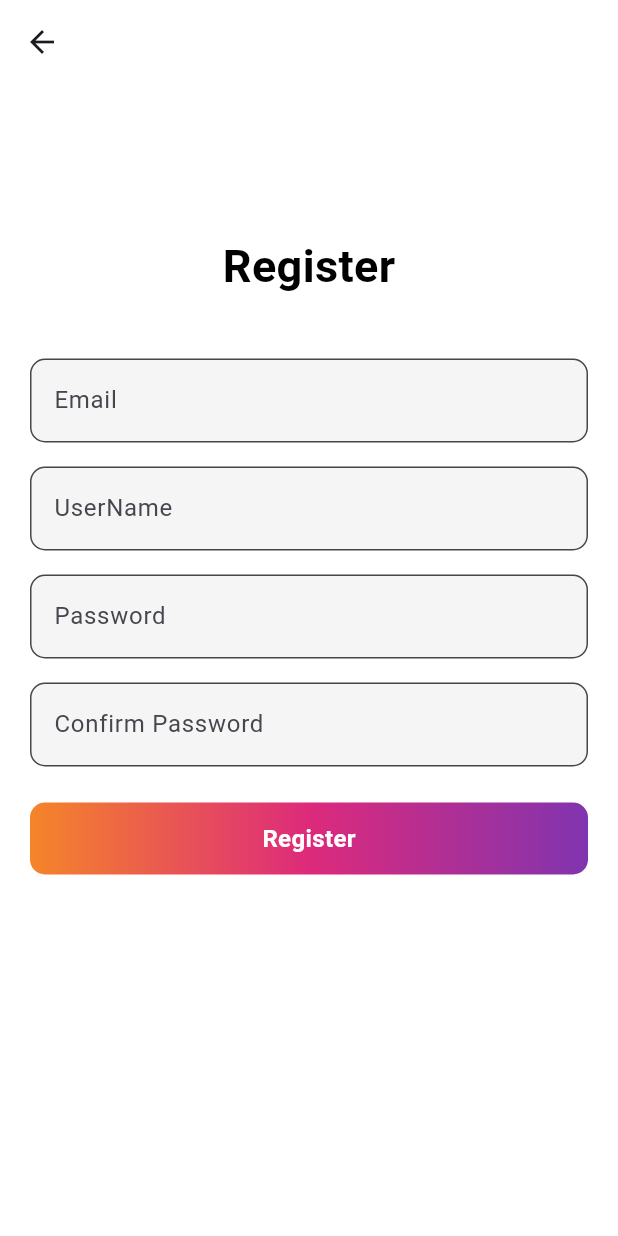
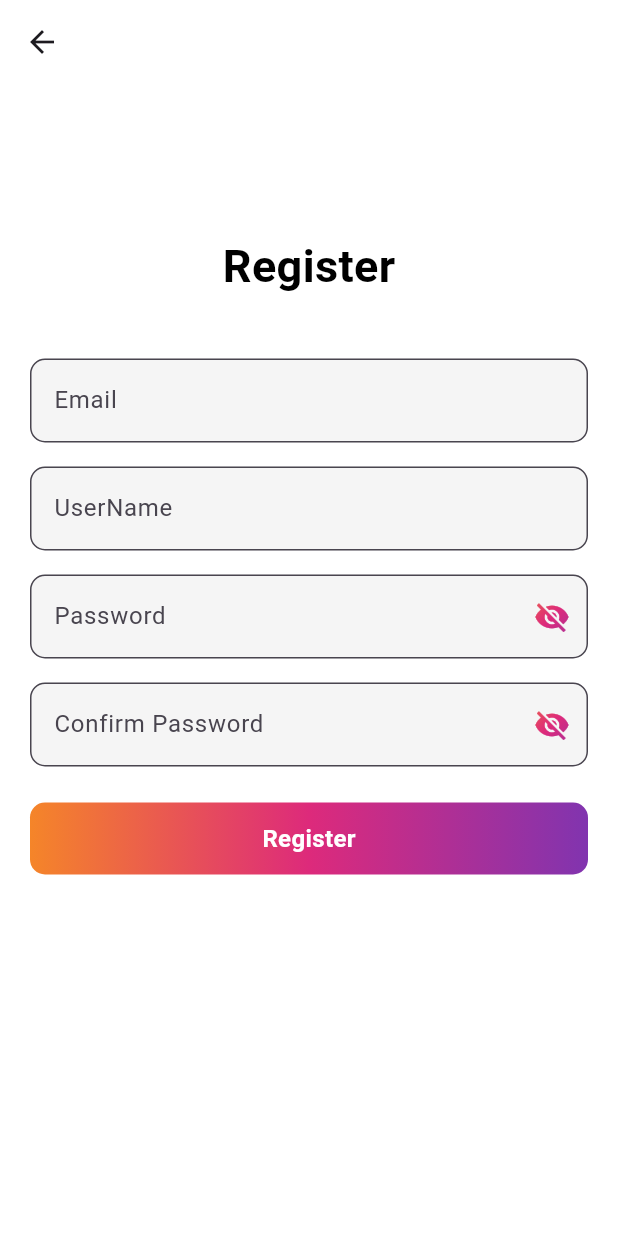
Before and after one commit to Shobika4073/flutter_project, a Flutter app: the screen it shows after launch, after a tap on "Register", on a phone screen of 412 x 824 dp. Run offline on Flutter 3.47's test engine with Material 3 defaults, Android fonts, the phone set to English and light mode, and no system bars; our stand-ins replace shared_preferences, sqflite; accounts and stored records are empty; Roboto replaces fonts that are missing (Billabong).

Commit message:
changes1

```diff
--- a/lib/view/login_view.dart
+++ b/lib/view/login_view.dart
@@ -15,6 +15,7 @@ class _LoginPageState extends State<LoginPage> with TickerProviderStateMixin {
   late AnimationController _slideController;
   late Animation<double> _fadeAnimation;
   late Animation<Offset> _slideAnimation;
+  bool _isPasswordVisible = false;
 
   @override
   void initState() {
@@ -65,12 +66,13 @@ class _LoginPageState extends State<LoginPage> with TickerProviderStateMixin {
       SharedPreferences prefs = await SharedPreferences.getInstance();
       await prefs.setBool('isLoggedIn', true);
       await prefs.setString('userEmail', vm.emailController.text);
-      String email = prefs.getString('userEmail') ?? '';
-      ScaffoldMessenger.of(context).showSnackBar(SnackBar(content: Text("Login successful")));
-      Navigator.pushReplacement(context, MaterialPageRoute(builder: (_) => DashboardView()));
-
+      ScaffoldMessenger.of(context)
+          .showSnackBar(SnackBar(content: Text("Login successful")));
+      Navigator.pushReplacement(
+          context, MaterialPageRoute(builder: (_) => DashboardView()));
     } else {
-      ScaffoldMessenger.of(context).showSnackBar(SnackBar(content: Text("Invalid credentials")));
+      ScaffoldMessenger.of(context)
+          .showSnackBar(SnackBar(content: Text("Invalid credentials")));
     }
   }
 
@@ -93,32 +95,61 @@ class _LoginPageState extends State<LoginPage> with TickerProviderStateMixin {
                   Image.asset("lib/assets/insta_logo.png"),
                   Image.asset("lib/assets/in_logo.jpg", height: 80),
                   const SizedBox(height: 20),
-
                   TextField(
                     controller: vm.emailController,
                     decoration: InputDecoration(
                       hintText: 'Email',
                       filled: true,
                       fillColor: Colors.grey[100],
-                      contentPadding: EdgeInsets.symmetric(vertical: 16, horizontal: 12),
-                      border: OutlineInputBorder(borderRadius: BorderRadius.circular(10)),
+                      contentPadding:
+                      EdgeInsets.symmetric(vertical: 16, horizontal: 12),
+                      border: OutlineInputBorder(
+                        borderRadius: BorderRadius.circular(10),
+                      ),
                     ),
                   ),
                   const SizedBox(height: 16),
-
                   TextField(
                     controller: vm.passwordController,
-                    obscureText: true,
+                    obscureText: !_isPasswordVisible,
                     decoration: InputDecoration(
                       hintText: 'Password',
                       filled: true,
                       fillColor: Colors.grey[100],
-                      contentPadding: EdgeInsets.symmetric(vertical: 16, horizontal: 12),
-                      border: OutlineInputBorder(borderRadius: BorderRadius.circular(10)),
+                      contentPadding:
+                      EdgeInsets.symmetric(vertical: 16, horizontal: 12),
+                      border: OutlineInputBorder(
+                        borderRadius: BorderRadius.circular(10),
+                      ),
+                      suffixIcon: GestureDetector(
+                        onTap: () {
+                          setState(() {
+                            _isPasswordVisible = !_isPasswordVisible;
+                          });
+                        },
+                        child: ShaderMask(
+                          shaderCallback: (Rect bounds) {
+                            return const LinearGradient(
+                              colors: [
+                                Color(0xFFF58529),
+                                Color(0xFFDD2A7B),
+                                Color(0xFF8134AF),
+                              ],
+                              begin: Alignment.topLeft,
+                              end: Alignment.bottomRight,
+                            ).createShader(bounds);
+                          },
+                          child: Icon(
+                            _isPasswordVisible
+                                ? Icons.visibility
+                                : Icons.visibility_off,
+                            color: Colors.white,
+                          ),
+                        ),
+                      ),
                     ),
                   ),
                   const SizedBox(height: 24),
-
                   GestureDetector(
                     onTap: () => _handleLogin(context),
                     child: Container(
@@ -138,7 +169,8 @@ class _LoginPageState extends State<LoginPage> with TickerProviderStateMixin {
                       ),
                       alignment: Alignment.center,
                       child: vm.isLoading
-                          ? CircularProgressIndicator(color: Colors.white, strokeWidth: 2)
+                          ? CircularProgressIndicator(
+                          color: Colors.white, strokeWidth: 2)
                           : Text(
                         'Log in',
                         style: TextStyle(
@@ -150,7 +182,6 @@ class _LoginPageState extends State<LoginPage> with TickerProviderStateMixin {
                     ),
                   ),
                   const SizedBox(height: 20),
-
                   Row(
                     children: [
                       Expanded(child: Divider(thickness: 1)),
@@ -162,16 +193,24 @@ class _LoginPageState extends State<LoginPage> with TickerProviderStateMixin {
                     ],
                   ),
                   const SizedBox(height: 20),
-
                   Row(
                     mainAxisAlignment: MainAxisAlignment.center,
                     children: [
                       Text("Don't have an account?"),
                       TextButton(
                         onPressed: () {
-                          Navigator.push(context, MaterialPageRoute(builder: (_) => RegisterPage()));
+                          Navigator.push(
+                            context,
+                            MaterialPageRoute(builder: (_) => RegisterPage()),
+                          );
                         },
-                        child: Text("Register", style: TextStyle(fontWeight: FontWeight.bold, color: Colors.pink[900])),
+                        child: Text(
+                          "Register",
+                          style: TextStyle(
+                            fontWeight: FontWeight.bold,
+                            color: Colors.pink[900],
+                          ),
+                        ),
                       ),
                     ],
                   ),
--- a/lib/view/register_view.dart
+++ b/lib/view/register_view.dart
@@ -8,11 +8,15 @@ class RegisterPage extends StatefulWidget {
   State<RegisterPage> createState() => _RegisterPageState();
 }
 
-class _RegisterPageState extends State<RegisterPage> with TickerProviderStateMixin {
+class _RegisterPageState extends State<RegisterPage>
+    with TickerProviderStateMixin {
   late AnimationController _fadeController;
   late AnimationController _slideController;
   late Animation<double> _fadeAnimation;
   late Animation<Offset> _slideAnimation;
+
+  bool _isPasswordVisible = false;
+  bool _isConfirmPasswordVisible = false;
 
   @override
   void initState() {
@@ -61,11 +65,14 @@ class _RegisterPageState extends State<RegisterPage> with TickerProviderStateMix
     );
 
     if (errorMessage != null) {
-      ScaffoldMessenger.of(context).showSnackBar(SnackBar(content: Text(errorMessage)));
+      ScaffoldMessenger.of(context)
+          .showSnackBar(SnackBar(content: Text(errorMessage)));
     } else {
       SharedPreferences prefs = await SharedPreferences.getInstance();
       await prefs.setString('username', vm.userNameController.text);
-      ScaffoldMessenger.of(context).showSnackBar(SnackBar(content: Text("Registration successful")));
+      ScaffoldMessenger.of(context)
+          .showSnackBar(SnackBar(content: Text("Registration successful")));
+      vm.clearControllers();
       Navigator.pop(context);
     }
   }
@@ -95,8 +102,6 @@ class _RegisterPageState extends State<RegisterPage> with TickerProviderStateMix
                   ),
                 ),
                 const SizedBox(height: 40),
-
-                // Email
                 TextField(
                   controller: vm.emailController,
                   decoration: _inputDecoration('Email'),
@@ -107,23 +112,34 @@ class _RegisterPageState extends State<RegisterPage> with TickerProviderStateMix
                   decoration: _inputDecoration('UserName'),
                 ),
                 const SizedBox(height: 16),
-                // Password
                 TextField(
                   controller: vm.passwordController,
-                  obscureText: true,
-                  decoration: _inputDecoration('Password'),
+                  obscureText: !_isPasswordVisible,
+                  decoration: _inputDecorationWithIcon(
+                    'Password',
+                    _isPasswordVisible,
+                        () {
+                      setState(() {
+                        _isPasswordVisible = !_isPasswordVisible;
+                      });
+                    },
+                  ),
                 ),
                 const SizedBox(height: 16),
-
-                // Confirm Password
                 TextField(
                   controller: vm.confirmPasswordController,
-                  obscureText: true,
-                  decoration: _inputDecoration('Confirm Password'),
+                  obscureText: !_isConfirmPasswordVisible,
+                  decoration: _inputDecorationWithIcon(
+                    'Confirm Password',
+                    _isConfirmPasswordVisible,
+                        () {
+                      setState(() {
+                        _isConfirmPasswordVisible = !_isConfirmPasswordVisible;
+                      });
+                    },
+                  ),
                 ),
                 const SizedBox(height: 24),
-
-                // Register Button
                 GestureDetector(
                   onTap: () => _handleRegister(context),
                   child: Container(
@@ -143,7 +159,8 @@ class _RegisterPageState extends State<RegisterPage> with TickerProviderStateMix
                     ),
                     alignment: Alignment.center,
                     child: vm.isLoading
-                        ? CircularProgressIndicator(color: Colors.white, strokeWidth: 2)
+                        ? CircularProgressIndicator(
+                        color: Colors.white, strokeWidth: 2)
                         : Text(
                       'Register',
                       style: TextStyle(
@@ -171,4 +188,35 @@ class _RegisterPageState extends State<RegisterPage> with TickerProviderStateMix
       border: OutlineInputBorder(borderRadius: BorderRadius.circular(10)),
     );
   }
+
+  InputDecoration _inputDecorationWithIcon(
+      String hint, bool visible, VoidCallback toggleVisibility) {
+    return InputDecoration(
+      hintText: hint,
+      filled: true,
+      fillColor: Colors.grey[100],
+      contentPadding: EdgeInsets.symmetric(vertical: 16, horizontal: 12),
+      border: OutlineInputBorder(borderRadius: BorderRadius.circular(10)),
+      suffixIcon: GestureDetector(
+        onTap: toggleVisibility,
+        child: ShaderMask(
+          shaderCallback: (Rect bounds) {
+            return const LinearGradient(
+              colors: [
+                Color(0xFFF58529),
+                Color(0xFFDD2A7B),
+                Color(0xFF8134AF),
+              ],
+              begin: Alignment.topLeft,
+              end: Alignment.bottomRight,
+            ).createShader(bounds);
+          },
+          child: Icon(
+            visible ? Icons.visibility : Icons.visibility_off,
+            color: Colors.white,
+          ),
+        ),
+      ),
+    );
+  }
 }
--- a/lib/viewmodel/login_viewmodel.dart
+++ b/lib/viewmodel/login_viewmodel.dart
@@ -24,4 +24,10 @@ class LoginViewModel extends ChangeNotifier {
 
     return user != null;
   }
+
+  void clearControllers() {
+    _emailController.clear();
+    _passwordController.clear();
+    notifyListeners();
+  }
 }
```
Also changed, not shown: lib/view/dashboard_view.dart (+2 -12 lines), lib/view/home_view.dart (+66 -41 lines), lib/view/profile_view.dart (+37 -21 lines), lib/view/search_view.dart (+38 -20 lines), lib/view/storyscreen_view.dart (+2 -8 lines), lib/viewmodel/register_viewmodel.dart (+10 -1 lines).
